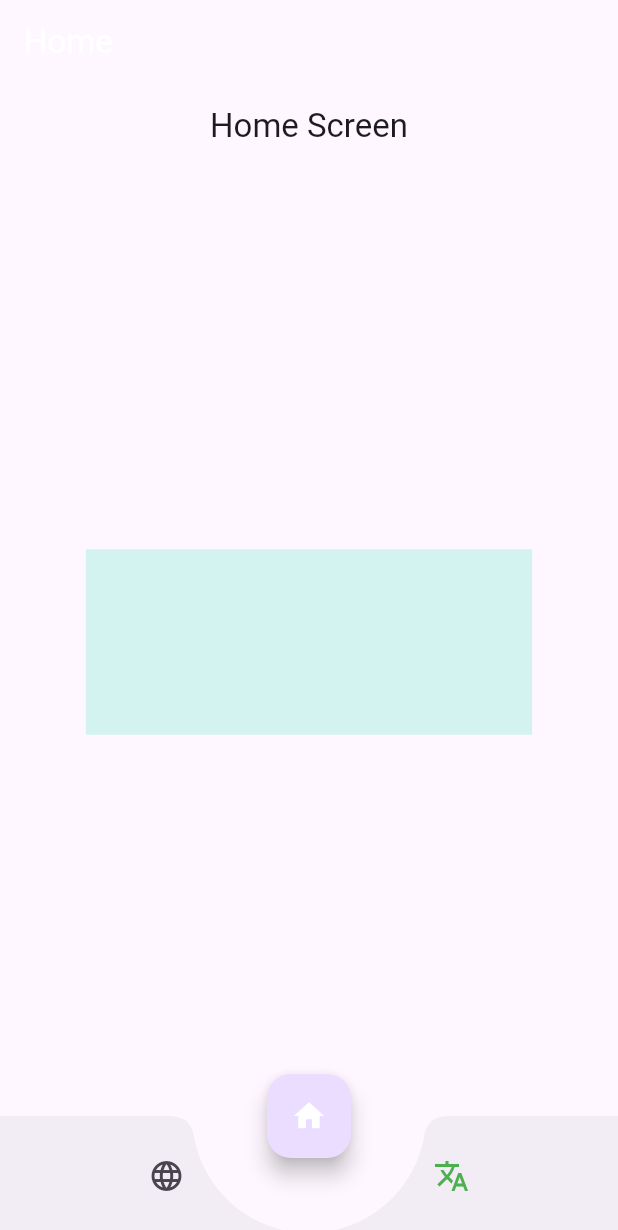
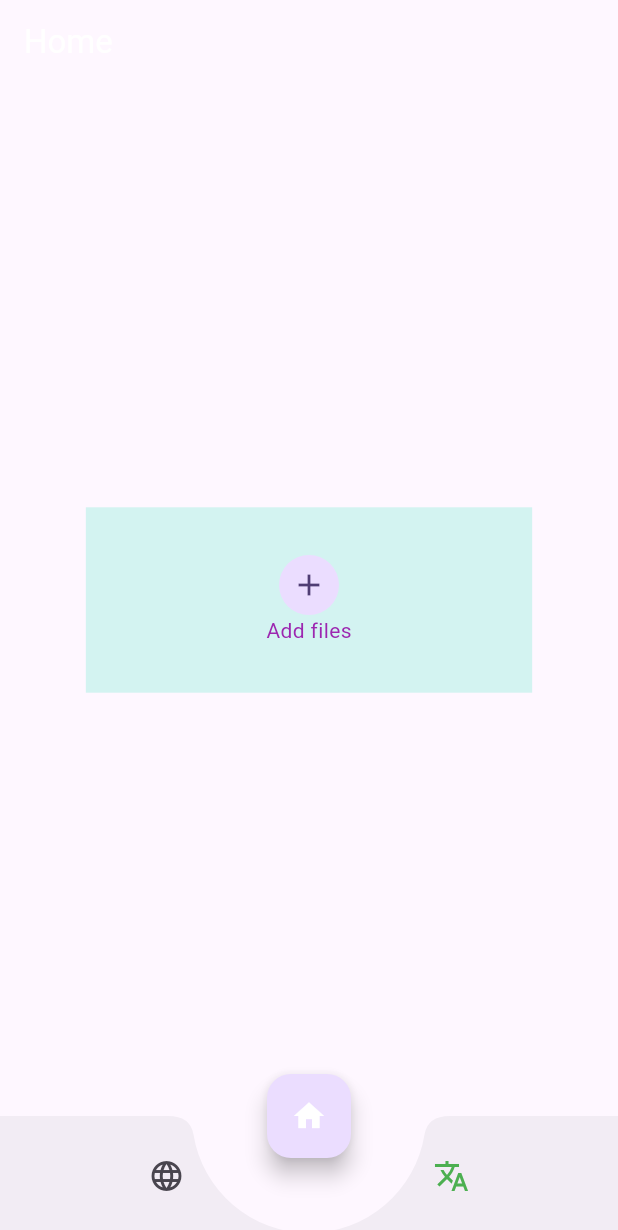
Before and after one commit to omit-excelitai/image_and_video_editing, a Flutter app: the screen it shows after launch, on a phone screen of 412 x 824 dp. Shown: the top 1230 px of the screen. Run offline on Flutter 3.47's test engine with Material 2 defaults, Android fonts, the phone set to English and light mode, and no system bars; our stand-ins replace dio, flutter_screenutil, get, get_it, google_fonts, shared_preferences.

Commit message:
added ---  files button

```diff
--- a/lib/controller/home_screen_controller.dart
+++ b/lib/controller/home_screen_controller.dart
@@ -2,4 +2,5 @@ import 'package:get/get.dart';
 
 class HomeScreenController extends GetxController{
 
+
 }
--- a/lib/view/screen/home_screen.dart
+++ b/lib/view/screen/home_screen.dart
@@ -11,12 +11,6 @@ class HomeScreen extends StatelessWidget {
   Widget build(BuildContext context) {
     return Scaffold(
 
-      appBar: AppBar(
-        title: Text(
-          'Home Screen',
-        ),
-        centerTitle: true,
-      ),
       body: Center(
         child: Padding(
           padding: EdgeInsets.symmetric(horizontal: 50.0.w),
@@ -24,8 +18,16 @@ class HomeScreen extends StatelessWidget {
             height: 120.h,
             width: double.infinity,
             decoration: BoxDecoration(
-              color: Color(0xFFd3f3f1)
+              color: Color(0xFFd3f3f1),
+
             ),
+            child: Column(
+              mainAxisAlignment: MainAxisAlignment.center,
+              children: [
+                CircleAvatar(child: IconButton(onPressed: (){}, icon: Icon(Icons.add))),
+                Text('Add files',style: TextStyle(color: Colors.purple),)
+              ],
+            )
           ),
         ),
       ),
--- a/pubspec.yaml
+++ b/pubspec.yaml
@@ -46,7 +46,7 @@ dependencies:
   video_player: ^2.6.1
   path_provider: ^2.0.15
   image_picker: ^0.8.9
-  flutter_ffmpeg:
+
 
 dev_dependencies:
   flutter_test:
```
